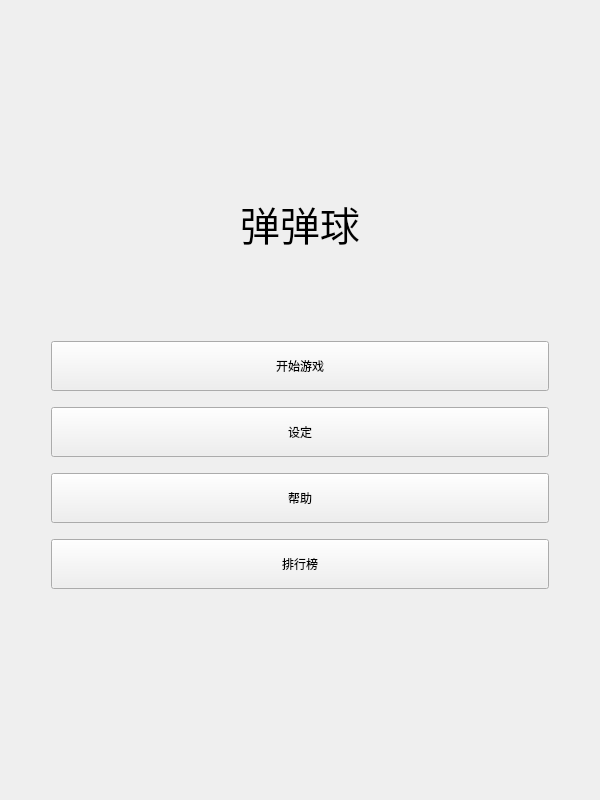
This is src/Widget/MainWindow.ui in ColorsWind/Pellets as Qt 5 draws it before an edit. The edited form follows.
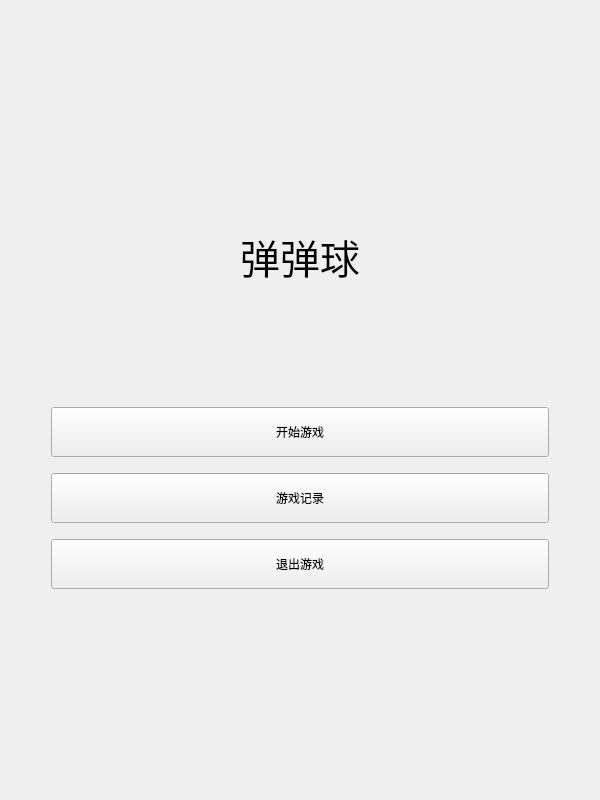
This is the edited form.

Commit message: 增加游戏记录

What changed in the file:
```diff
--- a/src/Widget/MainWindow.ui
+++ b/src/Widget/MainWindow.ui
@@ -30,62 +30,6 @@
      </property>
     </spacer>
    </item>
-   <item row="3" column="1">
-    <widget class="QPushButton" name="button_start">
-     <property name="sizePolicy">
-      <sizepolicy hsizetype="Expanding" vsizetype="Fixed">
-       <horstretch>0</horstretch>
-       <verstretch>0</verstretch>
-      </sizepolicy>
-     </property>
-     <property name="minimumSize">
-      <size>
-       <width>0</width>
-       <height>50</height>
-      </size>
-     </property>
-     <property name="font">
-      <font>
-       <family>Microsoft YaHei UI</family>
-      </font>
-     </property>
-     <property name="text">
-      <string>开始游戏</string>
-     </property>
-    </widget>
-   </item>
-   <item row="4" column="1">
-    <spacer name="verticalSpacer_3">
-     <property name="orientation">
-      <enum>Qt::Vertical</enum>
-     </property>
-     <property name="sizeType">
-      <enum>QSizePolicy::Fixed</enum>
-     </property>
-     <property name="sizeHint" stdset="0">
-      <size>
-       <width>20</width>
-       <height>10</height>
-      </size>
-     </property>
-    </spacer>
-   </item>
-   <item row="3" column="2">
-    <spacer name="horizontalSpacer_2">
-     <property name="orientation">
-      <enum>Qt::Horizontal</enum>
-     </property>
-     <property name="sizeType">
-      <enum>QSizePolicy::Minimum</enum>
-     </property>
-     <property name="sizeHint" stdset="0">
-      <size>
-       <width>40</width>
-       <height>20</height>
-      </size>
-     </property>
-    </spacer>
-   </item>
    <item row="3" column="0">
     <spacer name="horizontalSpacer">
      <property name="orientation">
@@ -102,7 +46,7 @@
      </property>
     </spacer>
    </item>
-   <item row="8" column="1">
+   <item row="6" column="1">
     <spacer name="verticalSpacer_5">
      <property name="orientation">
       <enum>Qt::Vertical</enum>
@@ -118,6 +62,22 @@
      </property>
     </spacer>
    </item>
+   <item row="8" column="1">
+    <spacer name="verticalSpacer_2">
+     <property name="orientation">
+      <enum>Qt::Vertical</enum>
+     </property>
+     <property name="sizeType">
+      <enum>QSizePolicy::Maximum</enum>
+     </property>
+     <property name="sizeHint" stdset="0">
+      <size>
+       <width>20</width>
+       <height>200</height>
+      </size>
+     </property>
+    </spacer>
+   </item>
    <item row="1" column="1">
     <widget class="QLabel" name="label">
      <property name="font">
@@ -137,110 +97,6 @@
      </property>
     </widget>
    </item>
-   <item row="5" column="1">
-    <widget class="QPushButton" name="button_setting">
-     <property name="sizePolicy">
-      <sizepolicy hsizetype="Expanding" vsizetype="Fixed">
-       <horstretch>0</horstretch>
-       <verstretch>0</verstretch>
-      </sizepolicy>
-     </property>
-     <property name="minimumSize">
-      <size>
-       <width>0</width>
-       <height>50</height>
-      </size>
-     </property>
-     <property name="font">
-      <font>
-       <family>Microsoft YaHei UI</family>
-      </font>
-     </property>
-     <property name="text">
-      <string>设定</string>
-     </property>
-    </widget>
-   </item>
-   <item row="10" column="1">
-    <spacer name="verticalSpacer_2">
-     <property name="orientation">
-      <enum>Qt::Vertical</enum>
-     </property>
-     <property name="sizeType">
-      <enum>QSizePolicy::Maximum</enum>
-     </property>
-     <property name="sizeHint" stdset="0">
-      <size>
-       <width>20</width>
-       <height>200</height>
-      </size>
-     </property>
-    </spacer>
-   </item>
-   <item row="6" column="1">
-    <spacer name="verticalSpacer_4">
-     <property name="orientation">
-      <enum>Qt::Vertical</enum>
-     </property>
-     <property name="sizeType">
-      <enum>QSizePolicy::Fixed</enum>
-     </property>
-     <property name="sizeHint" stdset="0">
-      <size>
-       <width>20</width>
-       <height>10</height>
-      </size>
-     </property>
-    </spacer>
-   </item>
-   <item row="7" column="1">
-    <widget class="QPushButton" name="button_help">
-     <property name="sizePolicy">
-      <sizepolicy hsizetype="Expanding" vsizetype="Fixed">
-       <horstretch>0</horstretch>
-       <verstretch>0</verstretch>
-      </sizepolicy>
-     </property>
-     <property name="minimumSize">
-      <size>
-       <width>0</width>
-       <height>50</height>
-      </size>
-     </property>
-     <property name="font">
-      <font>
-       <family>Microsoft YaHei UI</family>
-      </font>
-     </property>
-     <property name="text">
-      <string>帮助</string>
-     </property>
-    </widget>
-   </item>
-   <item row="9" column="1">
-    <widget class="QPushButton" name="button_top">
-     <property name="sizePolicy">
-      <sizepolicy hsizetype="Expanding" vsizetype="Fixed">
-       <horstretch>0</horstretch>
-       <verstretch>0</verstretch>
-      </sizepolicy>
-     </property>
-     <property name="minimumSize">
-      <size>
-       <width>0</width>
-       <height>50</height>
-      </size>
-     </property>
-     <property name="font">
-      <font>
-       <family>Microsoft YaHei UI</family>
-      </font>
-     </property>
-     <property name="text">
-      <string>排行榜</string>
-     </property>
-    </widget>
-   </item>
    <item row="2" column="1">
     <spacer name="verticalSpacer_6">
      <property name="orientation">
@@ -257,6 +113,110 @@
      </property>
     </spacer>
    </item>
+   <item row="3" column="2">
+    <spacer name="horizontalSpacer_2">
+     <property name="orientation">
+      <enum>Qt::Horizontal</enum>
+     </property>
+     <property name="sizeType">
+      <enum>QSizePolicy::Minimum</enum>
+     </property>
+     <property name="sizeHint" stdset="0">
+      <size>
+       <width>40</width>
+       <height>20</height>
+      </size>
+     </property>
+    </spacer>
+   </item>
+   <item row="4" column="1">
+    <spacer name="verticalSpacer_3">
+     <property name="orientation">
+      <enum>Qt::Vertical</enum>
+     </property>
+     <property name="sizeType">
+      <enum>QSizePolicy::Fixed</enum>
+     </property>
+     <property name="sizeHint" stdset="0">
+      <size>
+       <width>20</width>
+       <height>10</height>
+      </size>
+     </property>
+    </spacer>
+   </item>
+   <item row="3" column="1">
+    <widget class="QPushButton" name="button_start">
+     <property name="sizePolicy">
+      <sizepolicy hsizetype="Expanding" vsizetype="Fixed">
+       <horstretch>0</horstretch>
+       <verstretch>0</verstretch>
+      </sizepolicy>
+     </property>
+     <property name="minimumSize">
+      <size>
+       <width>0</width>
+       <height>50</height>
+      </size>
+     </property>
+     <property name="font">
+      <font>
+       <family>Microsoft YaHei UI</family>
+      </font>
+     </property>
+     <property name="text">
+      <string>开始游戏</string>
+     </property>
+    </widget>
+   </item>
+   <item row="5" column="1">
+    <widget class="QPushButton" name="button_record">
+     <property name="sizePolicy">
+      <sizepolicy hsizetype="Expanding" vsizetype="Fixed">
+       <horstretch>0</horstretch>
+       <verstretch>0</verstretch>
+      </sizepolicy>
+     </property>
+     <property name="minimumSize">
+      <size>
+       <width>0</width>
+       <height>50</height>
+      </size>
+     </property>
+     <property name="font">
+      <font>
+       <family>Microsoft YaHei UI</family>
+      </font>
+     </property>
+     <property name="text">
+      <string>游戏记录</string>
+     </property>
+    </widget>
+   </item>
+   <item row="7" column="1">
+    <widget class="QPushButton" name="button_quit">
+     <property name="sizePolicy">
+      <sizepolicy hsizetype="Expanding" vsizetype="Fixed">
+       <horstretch>0</horstretch>
+       <verstretch>0</verstretch>
+      </sizepolicy>
+     </property>
+     <property name="minimumSize">
+      <size>
+       <width>0</width>
+       <height>50</height>
+      </size>
+     </property>
+     <property name="font">
+      <font>
+       <family>Microsoft YaHei UI</family>
+      </font>
+     </property>
+     <property name="text">
+      <string>退出游戏</string>
+     </property>
+    </widget>
+   </item>
   </layout>
  </widget>
  <resources/>
```
The commit also changes 9 other files.
